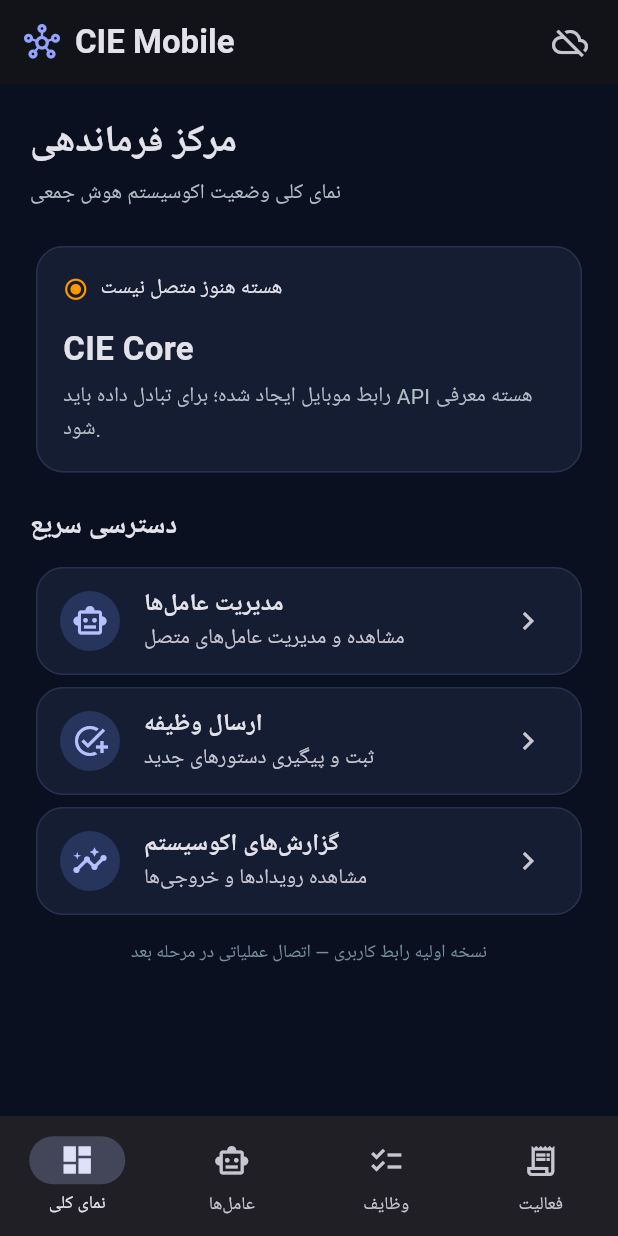
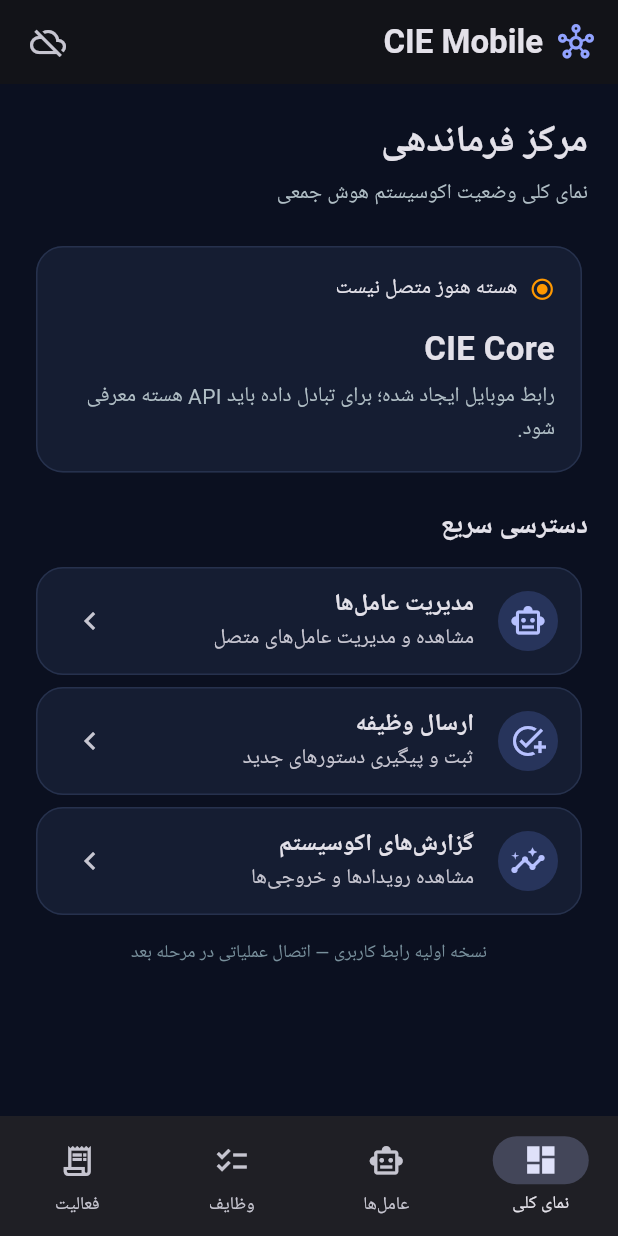
Before and after one commit to maziarkhaliliymcmb-hub/cie-mobile, a Flutter app: the screen it shows after launch, on a phone screen of 412 x 824 dp. Run offline on Flutter 3.47's test engine with Material 3 defaults, Android fonts, the phone set to English and light mode, and no system bars.

Commit message:
Enable Persian right-to-left layout

```diff
--- a/lib/main.dart
+++ b/lib/main.dart
@@ -27,6 +27,10 @@ class CieMobileApp extends StatelessWidget {
             side: const BorderSide(color: Color(0xFF26314D)),
           ),
         ),
+      ),
+      builder: (context, child) => Directionality(
+        textDirection: TextDirection.rtl,
+        child: child ?? const SizedBox.shrink(),
       ),
       home: const CieHomePage(),
     );
```
